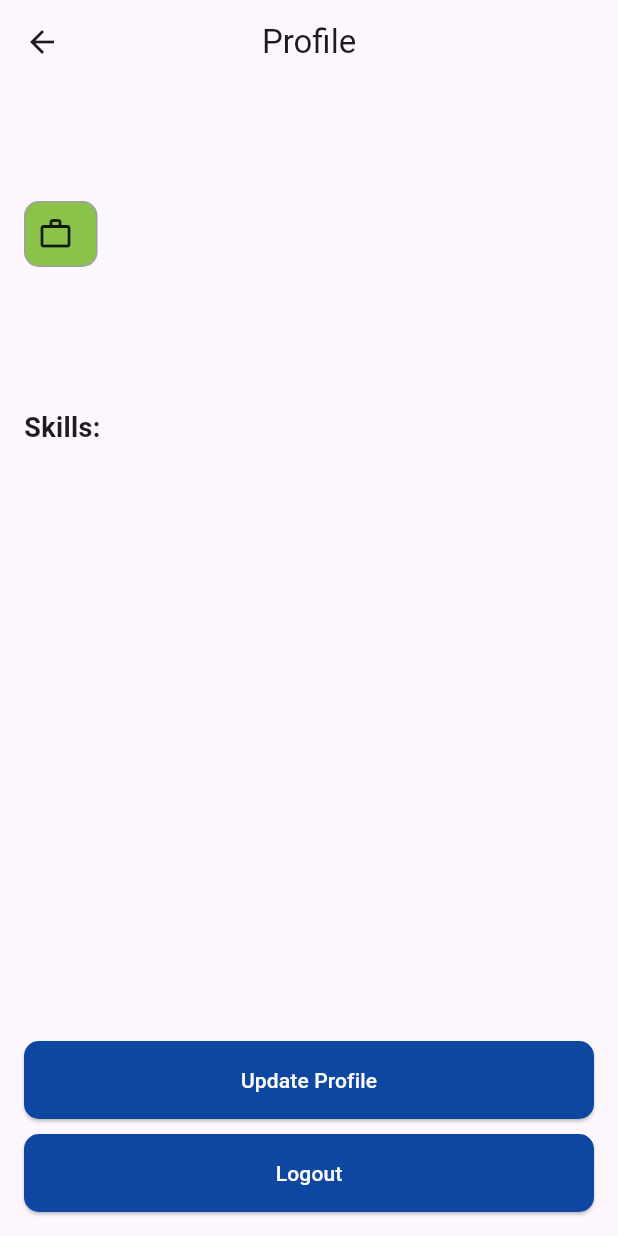
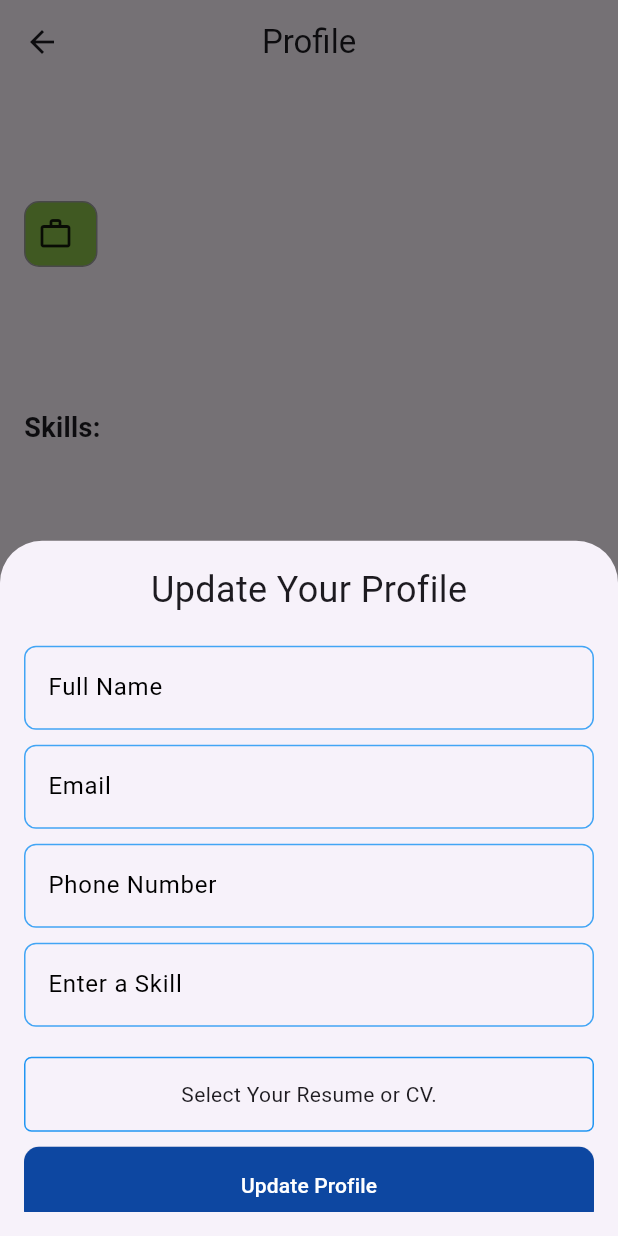
Before and after one commit to musharrafhamraz/Job-Portal-GB, a Flutter app: the ProfileScreen screen opened directly, after a tap on "Update Profile", on a phone screen of 412 x 824 dp. Run offline on Flutter 3.47's test engine with Material 3 defaults, Android fonts, the phone set to English and light mode, and no system bars; our stand-ins replace cloud_firestore, file_picker, firebase_auth, firebase_core, firebase_storage, fluttertoast; accounts and stored records are empty.

Commit message:
update sheet design complete, additionally, log out functionality coded.

```diff
--- /dev/null
+++ b/lib/screens/bottom_sheets/update_profile_sheet.dart
@@ -0,0 +1,134 @@
+import 'package:flutter/material.dart';
+import 'package:file_picker/file_picker.dart';
+import 'package:jobfinder/widgets/main_button.dart';
+import 'package:jobfinder/widgets/textfield.dart';
+
+class UpdateProfileBottomSheet extends StatefulWidget {
+  @override
+  _UpdateProfileBottomSheetState createState() =>
+      _UpdateProfileBottomSheetState();
+}
+
+class _UpdateProfileBottomSheetState extends State<UpdateProfileBottomSheet> {
+  final TextEditingController nameController = TextEditingController();
+  final TextEditingController emailController = TextEditingController();
+  final TextEditingController phoneController = TextEditingController();
+  final TextEditingController skillController = TextEditingController();
+  final List<String> skills = [];
+  String? _filePath;
+
+  void addSkill(String skill) {
+    if (skill.isNotEmpty) {
+      setState(() {
+        if (skills.length < 5) {
+          skills.add(skill);
+          skillController.clear();
+        } else {
+          ScaffoldMessenger.of(context).showSnackBar(
+              const SnackBar(content: Text('You can only add 5 skills.')));
+          skillController.clear();
+        }
+      });
+    }
+  }
+
+  void removeSkill(String skill) {
+    setState(() {
+      skills.remove(skill);
+    });
+  }
+
+  Future<void> _pickFile() async {
+    final result = await FilePicker.platform.pickFiles(
+      type: FileType.custom,
+      allowedExtensions: ['pdf', 'doc', 'docx'],
+    );
+
+    if (result != null && result.files.isNotEmpty) {
+      setState(() {
+        _filePath = result.files.single.path; // Store the selected file path
+      });
+    }
+  }
+
+  @override
+  Widget build(BuildContext context) {
+    return SizedBox(
+      height: MediaQuery.of(context).size.height * 0.9,
+      child: Padding(
+        padding: const EdgeInsets.all(16.0),
+        child: ListView(children: [
+          Column(
+            // mainAxisSize: MainAxisSize.min,
+            children: [
+              const Text('Update Your Profile', style: TextStyle(fontSize: 24)),
+              const SizedBox(height: 20),
+              CustomTextField(controller: nameController, label: 'Full Name'),
+              const SizedBox(height: 10),
+              CustomTextField(controller: emailController, label: 'Email'),
+              const SizedBox(height: 10),
+              CustomTextField(
+                  controller: phoneController, label: 'Phone Number'),
+              const SizedBox(height: 10),
+              CustomTextField(
+                controller: skillController,
+                label: 'Enter a Skill',
+                onSubmit: (value) => addSkill(value.trim()),
+              ),
+              const SizedBox(height: 10),
+              Wrap(
+                spacing: 8,
+                runSpacing: 4,
+                children: skills
+                    .map((skill) => Chip(
+                          label: Text(
+                            skill,
+                            style: const TextStyle(color: Colors.white),
+                          ),
+                          deleteIcon: const Icon(
+                            Icons.close,
+                            color: Colors.white,
+                          ),
+                          backgroundColor: Colors.blue[900],
+                          onDeleted: () => removeSkill(skill),
+                        ))
+                    .toList(),
+              ),
+              const SizedBox(height: 10),
+              GestureDetector(
+                onTap: _pickFile,
+                child: Container(
+                  height: 50,
+                  width: double.infinity,
+                  decoration: BoxDecoration(
+                      border: Border.all(width: 1, color: Colors.blue),
+                      borderRadius: BorderRadius.circular(5)),
+                  child: const Center(child: Text('Select Your Resume or CV.')),
+                ),
+              ),
+              const SizedBox(height: 10),
+              CustomButton(
+                onPress: () {
+                  // Logic to update the user profile
+                  final name = nameController.text.trim();
+                  final email = emailController.text.trim();
+                  final phone = phoneController.text.trim();
+                  // Optionally handle resume upload if _filePath is not null
+
+                  // Show a success message or update the profile
+                  ScaffoldMessenger.of(context).showSnackBar(
+                    SnackBar(content: Text('Profile Updated!')),
+                  );
+                },
+                buttonTxt: const Text(
+                  'Update Profile',
+                  style: TextStyle(color: Colors.white),
+                ),
+              ),
+            ],
+          ),
+        ]),
+      ),
+    );
+  }
+}
--- a/lib/screens/profile_screen.dart
+++ b/lib/screens/profile_screen.dart
@@ -1,6 +1,9 @@
 import 'package:firebase_auth/firebase_auth.dart';
 import 'package:flutter/material.dart';
 import 'package:cloud_firestore/cloud_firestore.dart';
+import 'package:jobfinder/auth/auth_services.dart';
+import 'package:jobfinder/auth/login_screen.dart';
+import 'package:jobfinder/screens/bottom_sheets/update_profile_sheet.dart';
 import 'package:jobfinder/widgets/main_button.dart';
 
 class ProfileScreen extends StatelessWidget {
@@ -10,6 +13,7 @@ class ProfileScreen extends StatelessWidget {
   Widget build(BuildContext context) {
     final String uid = FirebaseAuth
         .instance.currentUser!.uid; // Replace with dynamic UID if needed
+    final AuthServices authServices = AuthServices();
 
     return Scaffold(
       appBar: AppBar(
@@ -107,7 +111,10 @@ class ProfileScreen extends StatelessWidget {
                 Center(
                   child: CustomButton(
                     onPress: () {
-                      // Handle logout functionality
+                      showModalBottomSheet(
+                        context: context,
+                        builder: (context) => UpdateProfileBottomSheet(),
+                      );
                     },
                     buttonTxt: const Text(
                       'Update Profile',
@@ -121,7 +128,11 @@ class ProfileScreen extends StatelessWidget {
                 Center(
                   child: CustomButton(
                     onPress: () {
-                      // Handle logout functionality
+                      authServices.logoutUser();
+                      Navigator.of(context).pushReplacement(
+                          MaterialPageRoute(builder: (context) {
+                        return LoginScreen();
+                      }));
                     },
                     buttonTxt: const Text(
                       'Logout',
```
